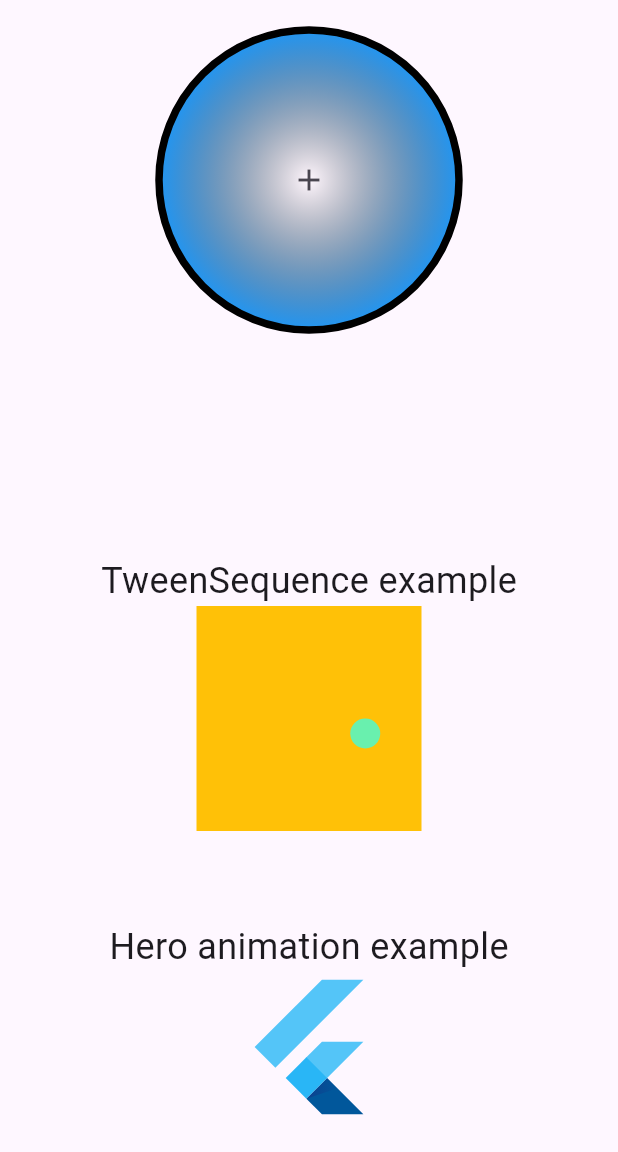
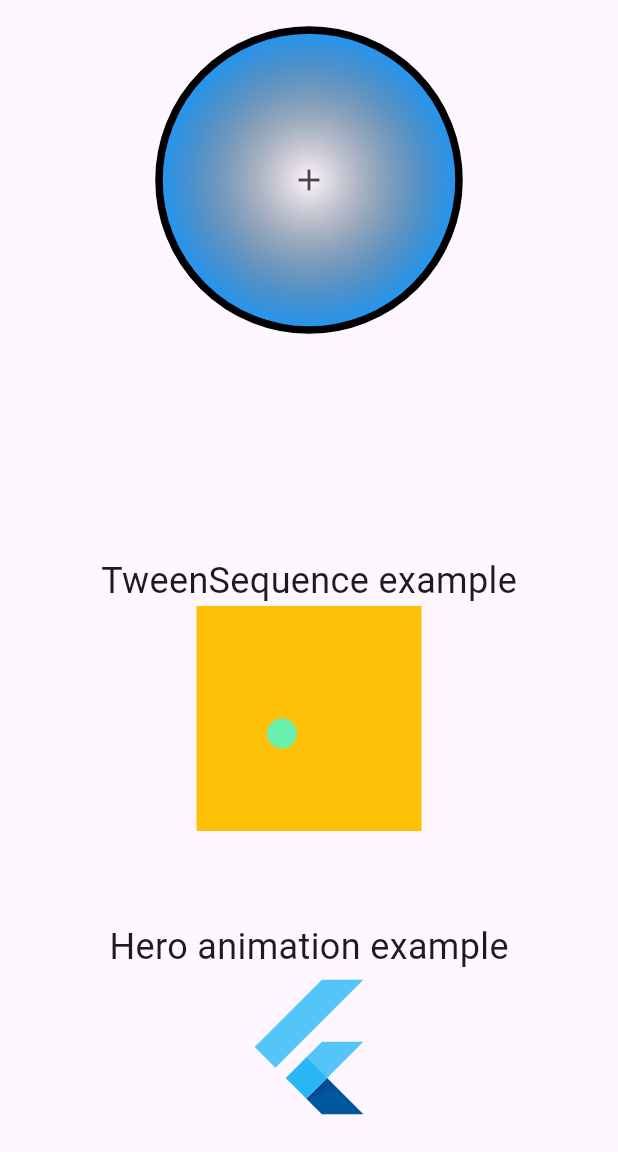
Before and after one commit to anbv731/animation_tech, a Flutter app: the screen it shows after launch, scrolled down 1412 dp, on a phone screen of 412 x 824 dp, the part 84-1236 px from its top. Run offline on Flutter 3.47's test engine with Material 3 defaults, Android fonts, the phone set to English and light mode, and no system bars.

```diff
--- a/lib/main.dart
+++ b/lib/main.dart
@@ -414,8 +414,8 @@ class _TweenSequenceExampleState extends State<TweenSequenceExample> with Ticker
         tween: Tween<double>(
           begin: 50,
           end: -50,
-        ),
-        weight: 1),
+        ).chain(CurveTween(curve: Curves.bounceOut)),
+        weight: 3),
   ]).animate(
     _controller,
   );
```
